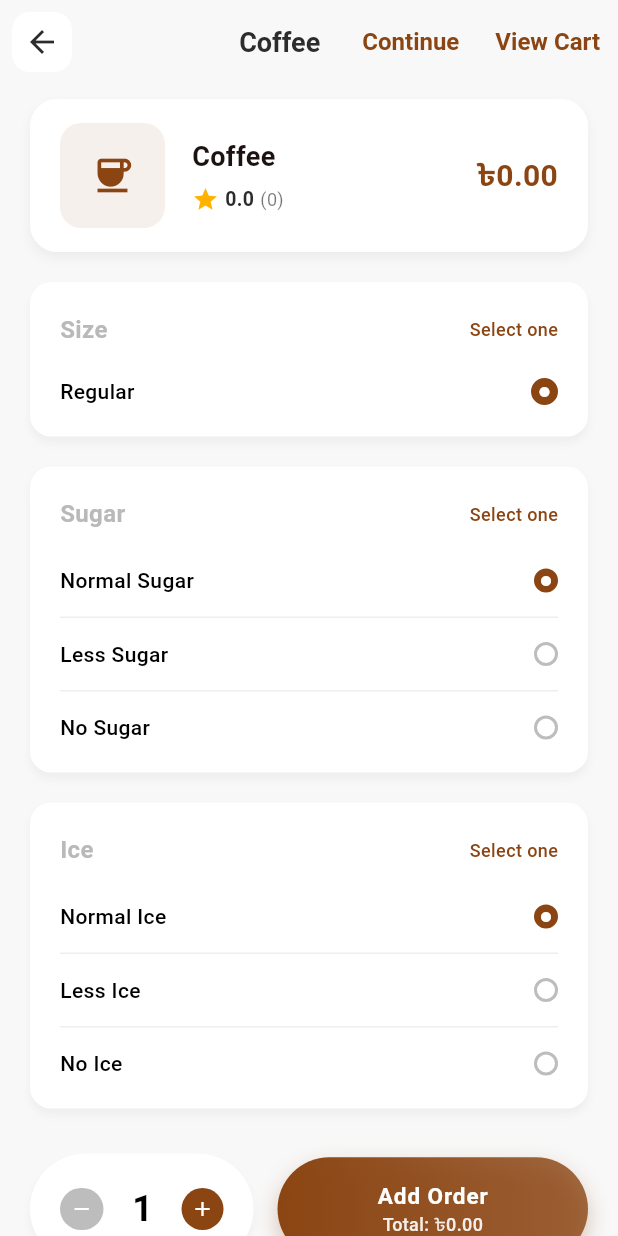
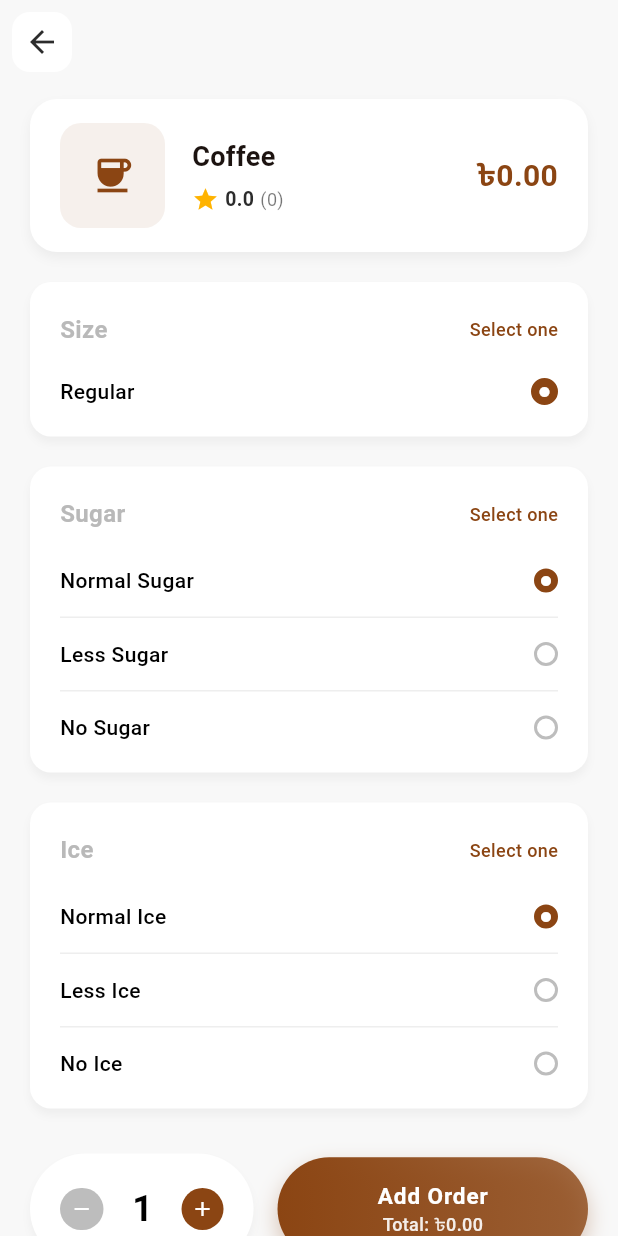
Before and after one commit to 0Jahid/brew_cart, a Flutter app: the CustomOrdersPage screen opened directly with empty values, on a phone screen of 412 x 824 dp. Run offline on Flutter 3.47's test engine with Material 3 defaults, Android fonts, the phone set to English and light mode, and no system bars; our stand-ins replace cloud_firestore, equatable, firebase_auth, firebase_core, flutter_svg, go_router; missing offline and left inert: flutter_stripe; accounts and stored records are empty; network calls fail.

Commit message:
remove unused title and navigation buttons from CustomOrdersPage

```diff
--- a/lib/features/custom_orders/presentation/pages/custom_orders_page.dart
+++ b/lib/features/custom_orders/presentation/pages/custom_orders_page.dart
@@ -143,19 +143,6 @@ class _CustomOrdersPageState extends State<CustomOrdersPage> {
             ),
           ),
         ),
-        title: Text(
-          coffeeName,
-          maxLines: 1,
-          overflow: TextOverflow.ellipsis,
-          style: const TextStyle(fontWeight: FontWeight.w600),
-        ),
-        actions: [
-          TextButton(
-            onPressed: () => Navigator.of(context).pop(),
-            child: Text('Continue', style: TextStyle(color: AppColors.primary)),
-          ),
-          TextButton(onPressed: _goToOrdersTab, child: const Text('View Cart')),
-        ],
       ),
       body: SafeArea(
         child: SingleChildScrollView(
@@ -710,11 +697,6 @@ class _CustomOrdersPageState extends State<CustomOrdersPage> {
       ),
     );
   }
-
-  void _goToOrdersTab() {
-    Navigator.of(context).pop();
-    setCoffeeShopTab(1);
-  }
 }
 
 // CLEAN REWRITE END
```
